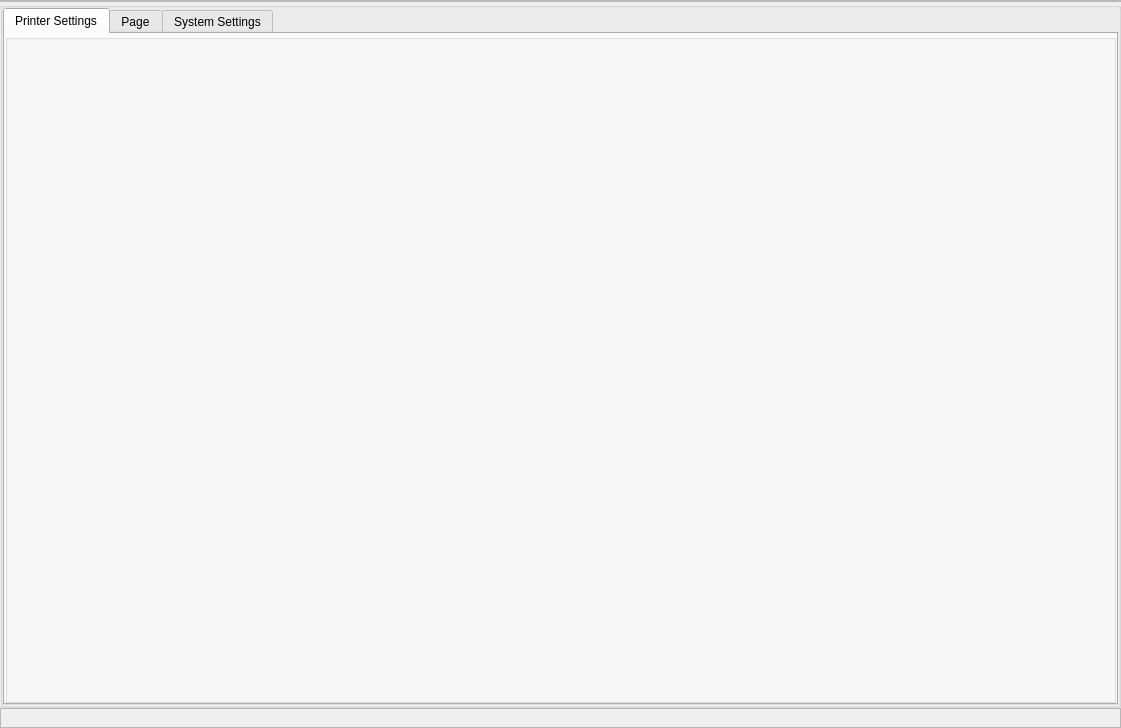
Above: pages/settings/settingspage.ui from DigitalArtifex/Flo before the change. Below: the same form after it.
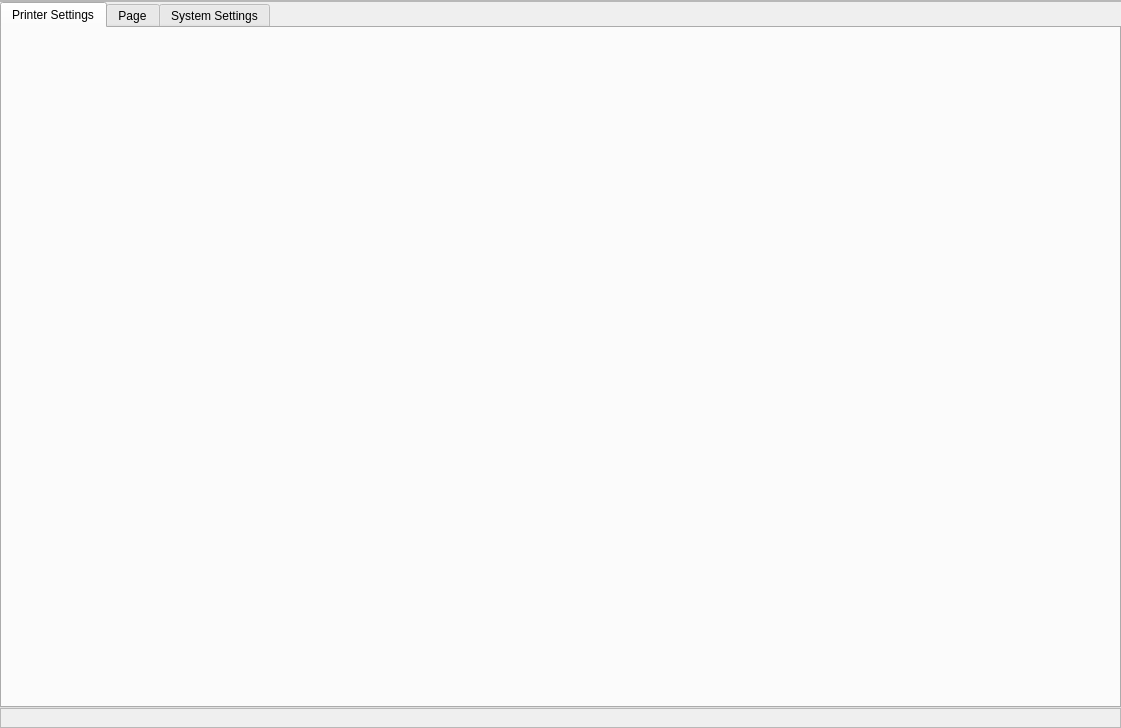
That is the form after the change.

```diff
--- a/pages/settings/settingspage.ui
+++ b/pages/settings/settingspage.ui
@@ -33,16 +33,13 @@
     <number>0</number>
    </property>
    <item row="1" column="0">
-    <widget class="QGroupBox" name="pageContents">
+    <widget class="QWidget" name="pageContents" native="true">
      <property name="sizePolicy">
       <sizepolicy hsizetype="Expanding" vsizetype="Expanding">
        <horstretch>0</horstretch>
        <verstretch>0</verstretch>
       </sizepolicy>
      </property>
-     <property name="title">
-      <string/>
-     </property>
      <layout class="QGridLayout" name="pageLayout">
       <property name="sizeConstraint">
        <enum>QLayout::SetDefaultConstraint</enum>
@@ -97,16 +94,13 @@
            <number>0</number>
           </property>
           <item row="0" column="0">
-           <widget class="QGroupBox" name="groupBox">
+           <widget class="QWidget" name="widget" native="true">
             <property name="sizePolicy">
              <sizepolicy hsizetype="Expanding" vsizetype="Expanding">
               <horstretch>0</horstretch>
               <verstretch>0</verstretch>
              </sizepolicy>
             </property>
-            <property name="title">
-             <string/>
-            </property>
             <layout class="QGridLayout" name="gridLayout_4">
              <property name="leftMargin">
               <number>0</number>
@@ -127,16 +121,16 @@
               <widget class="QWidget" name="widget" native="true">
                <layout class="QGridLayout" name="gridLayout_6">
                 <property name="leftMargin">
-                 <number>0</number>
+                 <number>9</number>
                 </property>
                 <property name="topMargin">
-                 <number>0</number>
+                 <number>9</number>
                 </property>
                 <property name="rightMargin">
-                 <number>0</number>
+                 <number>9</number>
                 </property>
                 <property name="bottomMargin">
-                 <number>0</number>
+                 <number>9</number>
                 </property>
                 <property name="spacing">
                  <number>6</number>
@@ -145,6 +139,9 @@
                  <layout class="QVBoxLayout" name="buttonLayout"/>
                 </item>
                 <item row="1" column="1">
+                 <layout class="QVBoxLayout" name="buttonLayout"/>
+                </item>
+                <item row="2" column="1">
                  <spacer name="verticalSpacer_2">
                   <property name="orientation">
                    <enum>Qt::Vertical</enum>
@@ -157,7 +154,23 @@
                   </property>
                  </spacer>
                 </item>
-                <item row="0" column="0" rowspan="2">
+                <item row="0" column="1">
+                 <spacer name="verticalSpacer">
+                  <property name="orientation">
+                   <enum>Qt::Orientation::Vertical</enum>
+                  </property>
+                  <property name="sizeType">
+                   <enum>QSizePolicy::Policy::Expanding</enum>
+                  </property>
+                  <property name="sizeHint" stdset="0">
+                   <size>
+                    <width>20</width>
+                    <height>40</height>
+                   </size>
+                  </property>
+                 </spacer>
+                </item>
+                <item row="0" column="0" rowspan="3">
                  <layout class="QVBoxLayout" name="printerListLayout">
                   <property name="spacing">
                    <number>0</number>
```
Left out of the diff: 97 changed lines with no effect on the pictures.
